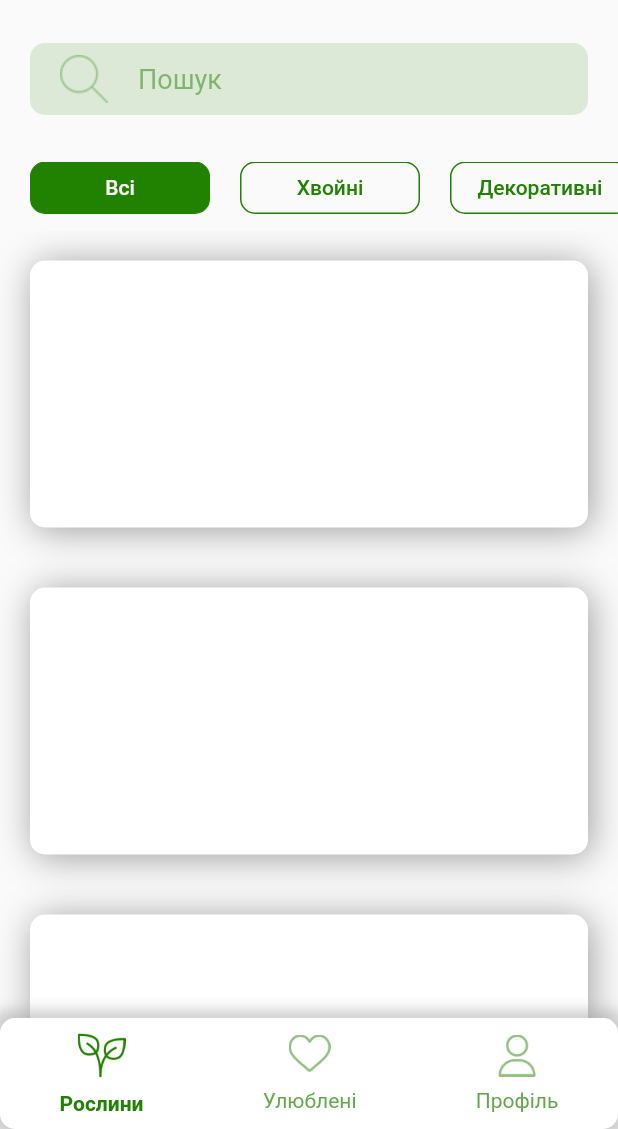
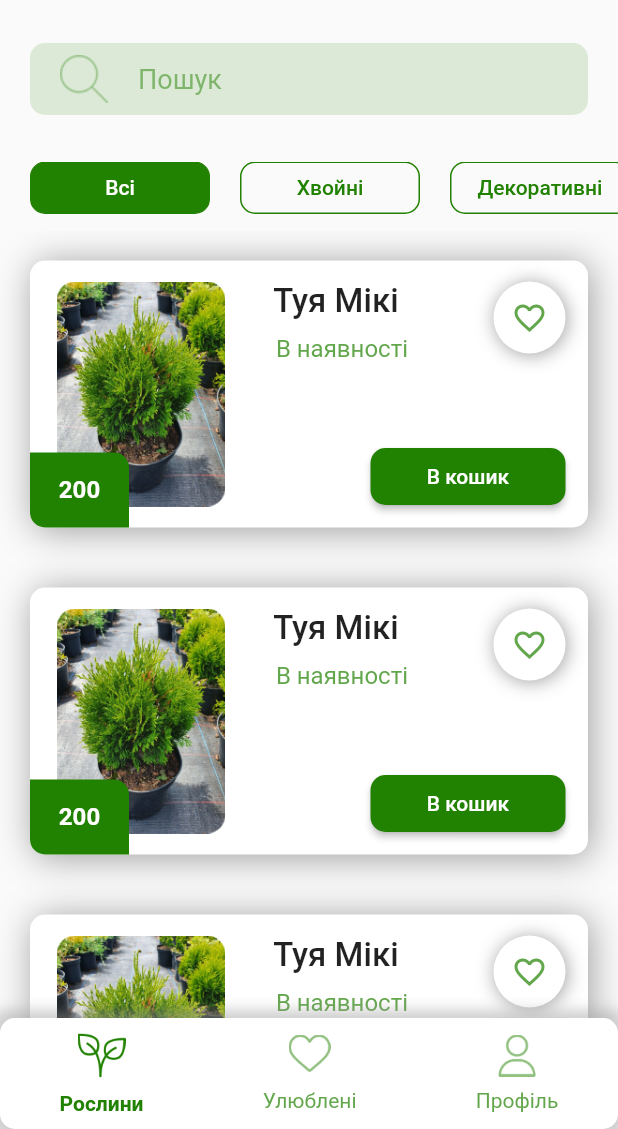
Before and after one commit to koperdasV/plants_store, a Flutter app: the screen it shows after launch, on a phone screen of 412 x 824 dp, the part 107-1236 px from its top. Run offline on Flutter 3.47's test engine with Material 2 defaults, Android fonts, the light colour scheme and no system bars.

Commit message:
card widget

```diff
--- a/lib/screen/Home/home_screen.dart
+++ b/lib/screen/Home/home_screen.dart
@@ -1,5 +1,5 @@
 import 'package:flutter/material.dart';
-import 'package:plants_store/widgets/card_widget.dart';
+import 'package:plants_store/widgets/list_card_widget.dart';
 import 'package:plants_store/widgets/categories.dart';
 import 'package:plants_store/widgets/search_widget.dart';
 
@@ -19,7 +19,7 @@ class _HomeScreenState extends State<HomeScreen> {
         children: const [
           SearchWidget(),
           Categories(),
-          CardWidget(),
+          ListCardWidget(),
         ],
       ),
     );
--- a/lib/widgets/card_widget.dart
+++ /dev/null
@@ -1,32 +0,0 @@
-import 'package:flutter/material.dart';
-
-class CardWidget extends StatelessWidget {
-  const CardWidget({Key? key}) : super(key: key);
-
-  @override
-  Widget build(BuildContext context) {
-    return Expanded(
-      child: ListView.builder(
-        shrinkWrap: true,
-        itemCount: 10,
-        itemBuilder: (context, index) => Padding(
-          padding: const EdgeInsets.symmetric(horizontal: 20, vertical: 20),
-          child: Container(
-            height: 178,
-            decoration: BoxDecoration(
-              borderRadius: BorderRadius.circular(10),
-              boxShadow: const [
-                BoxShadow(
-                  color: Colors.grey,
-                  offset: Offset(2.0, 2.0),
-                  blurRadius: 20.0,
-                ),
-              ],
-              color: Colors.white,
-            ),
-          ),
-        ),
-      ),
-    );
-  }
-}
--- /dev/null
+++ b/lib/widgets/list_card_widget.dart
@@ -0,0 +1,214 @@
+import 'package:flutter/material.dart';
+import 'package:plants_store/constants.dart';
+
+class ListCardWidget extends StatelessWidget {
+  const ListCardWidget({Key? key}) : super(key: key);
+
+  @override
+  Widget build(BuildContext context) {
+    return Expanded(
+      child: ListView.builder(
+        shrinkWrap: true,
+        itemCount: 10,
+        itemBuilder: (context, index) => const Padding(
+          padding: EdgeInsets.symmetric(horizontal: 20, vertical: 20),
+          child: CardWidget(),
+        ),
+      ),
+    );
+  }
+}
+
+class CardWidget extends StatelessWidget {
+  const CardWidget({
+    Key? key,
+  }) : super(key: key);
+
+  @override
+  Widget build(BuildContext context) {
+    return Stack(
+      children: [
+        Container(
+          height: 178,
+          decoration: BoxDecoration(
+            borderRadius: BorderRadius.circular(10),
+            boxShadow: const [
+              BoxShadow(
+                color: Colors.grey,
+                offset: Offset(2.0, 2.0),
+                blurRadius: 20.0,
+              ),
+            ],
+            color: Colors.white,
+          ),
+        ),
+        const PlantPhoto(),
+        const PlantName(),
+        const FavoriteWidget(),
+        const ButtonBuyWidget(),
+        const PriceWidget(),
+      ],
+    );
+  }
+}
+
+class PriceWidget extends StatelessWidget {
+  const PriceWidget({
+    Key? key,
+  }) : super(key: key);
+
+  @override
+  Widget build(BuildContext context) {
+    return Positioned(
+      bottom: 0,
+      child: Container(
+        decoration: BoxDecoration(
+            color: AppColor.kPrimaryColor,
+            borderRadius: const BorderRadius.only(
+                topRight: Radius.circular(10),
+                bottomLeft: Radius.circular(10))),
+        width: 66,
+        height: 50,
+        child: const Center(
+          child: Text(
+            '200',
+            style: TextStyle(
+              fontSize: 16,
+              fontWeight: FontWeight.w700,
+              color: Colors.white,
+            ),
+          ),
+        ),
+      ),
+    );
+  }
+}
+
+class ButtonBuyWidget extends StatelessWidget {
+  const ButtonBuyWidget({
+    Key? key,
+  }) : super(key: key);
+
+  @override
+  Widget build(BuildContext context) {
+    return Positioned(
+      right: 15,
+      bottom: 15,
+      child: SizedBox(
+        width: 130,
+        height: 38,
+        child: ElevatedButton(
+          onPressed: () {},
+          style: ButtonStyle(
+              backgroundColor:
+                  MaterialStateProperty.all(AppColor.kPrimaryColor),
+              shape: MaterialStateProperty.all(RoundedRectangleBorder(
+                borderRadius: BorderRadius.circular(10),
+              ))),
+          child: const Text(
+            'В кошик',
+            style: TextStyle(
+              fontSize: 14,
+              color: Colors.white,
+              fontWeight: FontWeight.w500,
+            ),
+          ),
+        ),
+      ),
+    );
+  }
+}
+
+class FavoriteWidget extends StatelessWidget {
+  const FavoriteWidget({
+    Key? key,
+  }) : super(key: key);
+
+  @override
+  Widget build(BuildContext context) {
+    return Positioned(
+      right: 15,
+      top: 14,
+      child: Container(
+        width: 48,
+        height: 48,
+        decoration: BoxDecoration(
+          color: Colors.white,
+          borderRadius: BorderRadius.circular(50),
+          boxShadow: const [
+            BoxShadow(
+              color: Colors.grey,
+              offset: Offset(1.0, 1.0),
+              blurRadius: 10.0,
+            ),
+          ],
+        ),
+        child: IconButton(
+          splashColor: Colors.grey,
+          onPressed: () {},
+          icon: const Icon(
+            Icons.favorite_border,
+            color: Color.fromRGBO(33, 129, 0, 0.7),
+          ),
+        ),
+      ),
+    );
+  }
+}
+
+class PlantName extends StatelessWidget {
+  const PlantName({
+    Key? key,
+  }) : super(key: key);
+
+  @override
+  Widget build(BuildContext context) {
+    return Positioned(
+      right: 120,
+      top: 14,
+      child: Column(
+        children: const [
+          Text(
+            'Туя Мікі',
+            style: TextStyle(
+              fontSize: 22,
+              fontWeight: FontWeight.w500,
+            ),
+          ),
+          Padding(
+            padding: EdgeInsets.only(top: 9, left: 8),
+            child: Text(
+              'В наявності',
+              style: TextStyle(
+                color: Color.fromRGBO(33, 129, 0, 0.7),
+                fontSize: 16,
+                fontWeight: FontWeight.w400,
+              ),
+            ),
+          ),
+        ],
+      ),
+    );
+  }
+}
+
+class PlantPhoto extends StatelessWidget {
+  const PlantPhoto({
+    Key? key,
+  }) : super(key: key);
+
+  @override
+  Widget build(BuildContext context) {
+    return Padding(
+      padding: const EdgeInsets.all(14.0),
+      child: SizedBox(
+        width: 120,
+        height: 150,
+        child: Image.asset(
+          'images/plant_test.png',
+          fit: BoxFit.contain,
+        ),
+      ),
+    );
+  }
+}
```
Also changed, not shown: images/2.0x/plant_test.png (added), images/3.0x/plant_test.png (added), images/plant_test.png (added).
